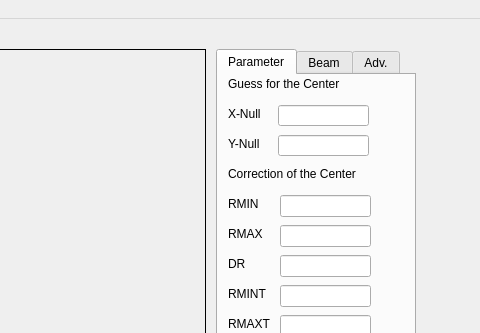
The window that mainwindow.ui (twesterm/ged-interface) describes before a commit, drawn with Qt 5; both pictures show x 754 to 1234 and y 0 to 333 of the 1234 by 691 pixel window.
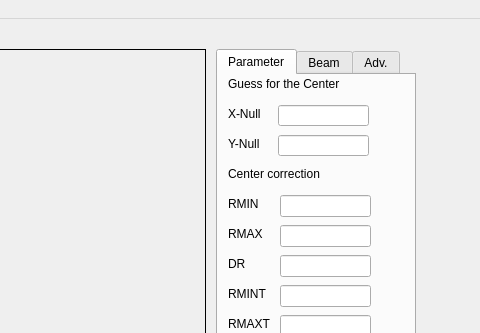
The same window after the commit.

Commit message: now possible to get the center with clicking on the pic

The edit to the form file:
```diff
--- a/mainwindow.ui
+++ b/mainwindow.ui
@@ -98,7 +98,7 @@
        </rect>
       </property>
       <property name="text">
-       <string>Correction of the Center</string>
+       <string>Center correction</string>
       </property>
      </widget>
      <widget class="QLabel" name="label_11">
```
Left out of the diff: 3 changed lines with no effect on the pictures. The commit also changes 16 other files.
